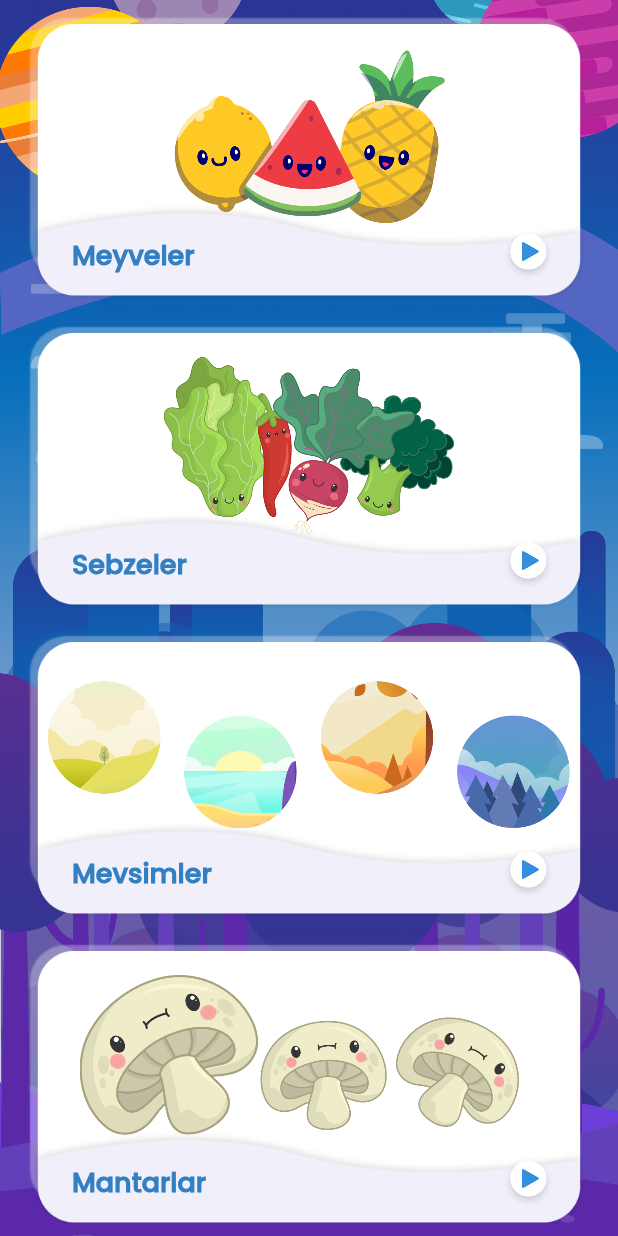
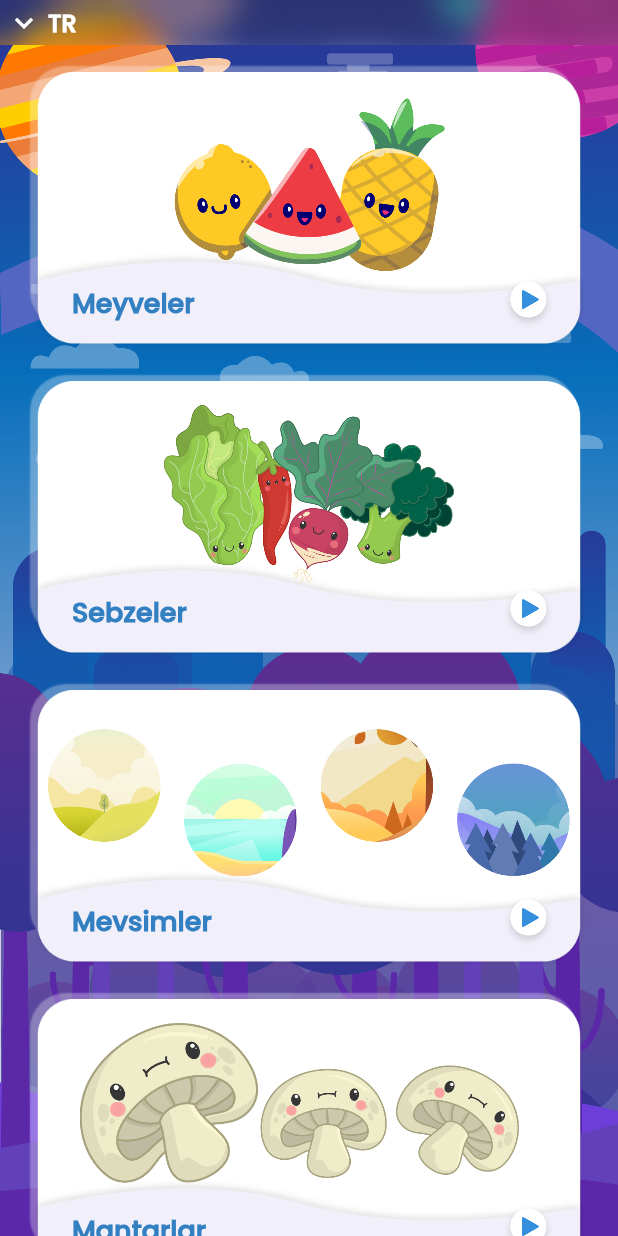
Before and after one commit to burakozyurt/allnatureforkids, a Flutter app: the screen it shows after launch, on a phone screen of 412 x 824 dp. Run offline on Flutter 3.47's test engine with Material 2 defaults, Android fonts, the light colour scheme and no system bars; our stand-ins replace audioplayers, flutter_screenutil, flutter_secure_storage, get_it; accounts and stored records are empty.

Commit message:
HomePage Optimization

```diff
--- a/lib/main.dart
+++ b/lib/main.dart
@@ -1,9 +1,11 @@
 import 'package:allnatureforkids/locator.dart';
 import 'package:allnatureforkids/main_model.dart';
 import 'package:allnatureforkids/main_repository.dart';
-import 'package:allnatureforkids/pages/home_page.dart';
+import 'package:allnatureforkids/pages/home_page_items/home_page_manage_model.dart';
+import 'file:///C:/dev/allnatureforkids/allnatureforkids/lib/pages/home_page_items/home_page.dart';
 import 'package:allnatureforkids/sound_manager/sound_manager.dart';
 import 'package:flutter/material.dart';
+import 'package:flutter/services.dart';
 import 'package:flutter_localizations/flutter_localizations.dart';
 import 'package:flutter_screenutil/screenutil.dart';
 import 'package:provider/provider.dart';
@@ -23,21 +25,23 @@ class MyApp extends StatefulWidget {
 }
 
 class _MyAppState extends State<MyApp> with WidgetsBindingObserver {
-
+  HomePageManageModel homePageManageModel;
   final _soundManager = getIt.get<SoundManager>();
   @override
   void initState() {
     // TODO: implement initState
     super.initState();
+    homePageManageModel = HomePageManageModel();
+    SystemChrome.setEnabledSystemUIOverlays([]);
     WidgetsBinding.instance.addObserver(this);
-    _soundManager.playBackground();
+    //_soundManager.playBackground();
   }
 
   @override
   void dispose() {
     // TODO: implement dispose
     super.dispose();
-    //_soundManager.stopBackground();
+//_soundManager.stopBackground();
     WidgetsBinding.instance.removeObserver(this);
   }
 
@@ -48,28 +52,28 @@ class _MyAppState extends State<MyApp> with WidgetsBindingObserver {
 
     switch (state) {
       case AppLifecycleState.resumed:
-        print('RESUMED');
+       // print('RESUMED');
         _soundManager.resumeBackground();
 
         // widget is resumed
         //_soundManager.playBackground();
         break;
       case AppLifecycleState.inactive:
-        print('INACTIVE');
+        //print('INACTIVE');
         _soundManager.pauseBackground();
 
 // widget is inactive
         //_soundManager.stopBackground();
         break;
       case AppLifecycleState.paused:
-        print('PAUSED');
+       // print('PAUSED');
         _soundManager.stopBackground();
 
 // widget is paused
         //_soundManager.stopBackground();
         break;
       case AppLifecycleState.detached:
-        print('DETACHED');
+       // print('DETACHED');
 
 // widget is detached
         break;
@@ -94,7 +98,6 @@ class _MyAppState extends State<MyApp> with WidgetsBindingObserver {
               Locale('tr','TR'),
               Locale('en','EN'),
             ],
-
             locale:data.preferredLanguageCode==null ? null: Locale(data.preferredLanguageCode,data.preferredLanguageCode.toUpperCase()),
             localizationsDelegates: [
               AppLocalizations.delegate,
@@ -110,7 +113,7 @@ class _MyAppState extends State<MyApp> with WidgetsBindingObserver {
               return supportedLocales.first;
             },
 
-            home: HomePage(),
+            home: ChangeNotifierProvider.value(value:homePageManageModel,child: HomePage()),
           );
         }
       ),
--- a/lib/pages/home_page.dart
+++ /dev/null
@@ -1,58 +0,0 @@
-import 'package:allnatureforkids/app_localizations.dart';
-import 'package:allnatureforkids/models/section_list_card_item_model.dart';
-import 'package:allnatureforkids/widgets/background.dart';
-import 'package:allnatureforkids/widgets/sections_list_card_widget.dart';
-import 'package:flutter/material.dart';
-import 'package:flutter_screenutil/screenutil.dart';
-import 'package:provider/provider.dart';
-
-class HomePage extends StatefulWidget {
-  @override
-  _HomePageState createState() => _HomePageState();
-}
-
-class _HomePageState extends State<HomePage> {
-  @override
-  void initState() {
-    // TODO: implement initState
-    super.initState();
-    //init();
-
-  }
-
-
-  @override
-  Widget build(BuildContext context) {
-    ScreenUtil.init(context, designSize: Size(MediaQuery.of(context).size.width, MediaQuery.of(context).size.height));
-    return Scaffold(
-      body: Stack(
-        children: [
-          Positioned.fill(child: BackgroundWidget()),
-          Positioned(
-            top: 0,
-            left: 16,
-            right: 16,
-            bottom: 0,
-            child: Container(
-              color: Colors.transparent,
-              child: SingleChildScrollView(
-                physics: BouncingScrollPhysics(),
-                child: Column(
-                  mainAxisAlignment: MainAxisAlignment.spaceBetween,
-                  children: [
-                    ChangeNotifierProvider.value(value:SectionListCardModel(AppLocalizations.of(context).translate('fruits'),'','fruits'),child: SectionListCardWidget()),
-                    ChangeNotifierProvider.value(value:SectionListCardModel(AppLocalizations.of(context).translate('vegetables'),'','vegetables'),child: SectionListCardWidget()),
-                    ChangeNotifierProvider.value(value:SectionListCardModel(AppLocalizations.of(context).translate('seasons'),'','seasons'),child: SectionListCardWidget()),
-                    ChangeNotifierProvider.value(value:SectionListCardModel(AppLocalizations.of(context).translate('mushrooms'),'','mushrooms'),child: SectionListCardWidget()),
-                    ChangeNotifierProvider.value(value:SectionListCardModel(AppLocalizations.of(context).translate('fruits'),'','fruits'),child: SectionListCardWidget()),
-                    ChangeNotifierProvider.value(value:SectionListCardModel(AppLocalizations.of(context).translate('vegetables'),'','vegetables'),child: SectionListCardWidget()),
-                  ],
-                ),
-              ),
-            ),
-          ),
-        ],
-      ),
-    );
-  }
-}
--- /dev/null
+++ b/lib/pages/home_page_items/home_page.dart
@@ -0,0 +1,247 @@
+import 'dart:ui';
+
+import 'package:allnatureforkids/app_localizations.dart';
+import 'package:allnatureforkids/colors.dart';
+import 'package:allnatureforkids/main_model.dart';
+import 'package:allnatureforkids/models/section_list_card_item_model.dart';
+import 'package:allnatureforkids/pages/home_page_items/home_page_manage_model.dart';
+import 'package:allnatureforkids/widgets/background.dart';
+import 'package:allnatureforkids/widgets/sections_list_card_widget.dart';
+import 'package:flutter/material.dart';
+import 'package:flutter/services.dart';
+import 'package:flutter_screenutil/screenutil.dart';
+import 'package:provider/provider.dart';
+
+class HomePage extends StatefulWidget {
+  @override
+  _HomePageState createState() => _HomePageState();
+}
+
+class _HomePageState extends State<HomePage> {
+  MainModel mainModel;
+  HomePageManageModel homePageManageModel;
+  ScrollController controller;
+  @override
+  void initState() {
+    // TODO: implement initState
+    super.initState();
+    controller = ScrollController();
+
+    //init();
+  }
+
+  @override
+  Widget build(BuildContext context) {
+    ScreenUtil.init(context,
+        designSize: Size(MediaQuery.of(context).size.width, MediaQuery.of(context).size.height));
+    mainModel = Provider.of<MainModel>(context);
+    homePageManageModel = Provider.of<HomePageManageModel>(context);
+    return Scaffold(
+      resizeToAvoidBottomPadding: false,
+      body: Stack(
+        children: [
+          Positioned.fill(child: BackgroundWidget()),
+          Positioned(
+            top: 0,
+            left: 16,
+            right: 16,
+            bottom: 0,
+            child: Container(
+              color: Colors.transparent,
+              child: SingleChildScrollView(
+                controller: controller,
+                physics: BouncingScrollPhysics(),
+                child: Column(
+                  mainAxisAlignment: MainAxisAlignment.spaceBetween,
+                  children: [
+                    SizedBox(
+                      height: ScreenUtil().setHeight(32),
+                    ),
+                    ChangeNotifierProvider.value(
+                        value: SectionListCardModel(
+                            AppLocalizations.of(context).translate('fruits'), '', 'fruits'),
+                        child: SectionListCardWidget()),
+                    ChangeNotifierProvider.value(
+                        value: SectionListCardModel(
+                            AppLocalizations.of(context).translate('vegetables'), '', 'vegetables'),
+                        child: SectionListCardWidget()),
+                    ChangeNotifierProvider.value(
+                        value: SectionListCardModel(
+                            AppLocalizations.of(context).translate('seasons'), '', 'seasons'),
+                        child: SectionListCardWidget()),
+                    ChangeNotifierProvider.value(
+                        value: SectionListCardModel(
+                            AppLocalizations.of(context).translate('mushrooms'), '', 'mushrooms'),
+                        child: SectionListCardWidget()),
+                    ChangeNotifierProvider.value(
+                        value: SectionListCardModel(
+                            AppLocalizations.of(context).translate('fruits'), '', 'fruits'),
+                        child: SectionListCardWidget()),
+                    ChangeNotifierProvider.value(
+                        value: SectionListCardModel(
+                            AppLocalizations.of(context).translate('vegetables'), '', 'vegetables'),
+                        child: SectionListCardWidget()),
+                    SizedBox(
+                      height: ScreenUtil().setHeight(48),
+                    ),
+                  ],
+                ),
+              ),
+            ),
+          ),
+          languageWidget()
+        ],
+      ),
+    );
+  }
+
+  Widget languageWidget() {
+    return Consumer<HomePageManageModel>(builder: (context, data, _) {
+      if (data.isOpenLanguageWidget) {
+        return Positioned(
+          top: 0,
+          left: 0,
+          right: 0,
+          height: ScreenUtil().setHeight(35 * 2),
+          child: Stack(
+            children: [
+              Container(
+                color: Colors.black45,
+                child: ClipRRect(
+                  // make sure we apply clip it properly
+                  child: BackdropFilter(
+                    filter: ImageFilter.blur(sigmaX: 10, sigmaY: 10),
+                    child: Container(
+                      alignment: Alignment.center,
+                      color: Colors.grey.withOpacity(0.1),
+                      child: Text(
+                        "",
+                        style: TextStyle(fontSize: 28, fontWeight: FontWeight.bold),
+                      ),
+                    ),
+                  ),
+                ),
+              ),
+              Positioned.fill(
+                child: Column(
+                  mainAxisAlignment: MainAxisAlignment.center,
+                  children: [
+                    Expanded(
+                      child: GestureDetector(
+                        behavior: HitTestBehavior.translucent,
+                        onTap: (){
+                          mainModel.preferredLanguageCode = 'en';
+                          homePageManageModel.isOpenLanguageWidget = false;
+                        },
+                        child: Row(
+                          mainAxisAlignment: MainAxisAlignment.center,
+                          children: [
+                            Text(
+                              'EN',
+                              style: TextStyle(
+                                fontWeight: FontWeight.bold,
+                                color: Colors.white,
+                                fontSize: ScreenUtil().setSp(
+                                  16,
+                                ),
+                              ),
+                            ),
+                          ],
+                        ),
+                      ),
+                    ),
+                    Divider(color: Colors.white,),
+                    Expanded(
+                      child: GestureDetector(
+                        behavior: HitTestBehavior.translucent,
+                        onTap: (){
+                          mainModel.preferredLanguageCode = 'tr';
+                          homePageManageModel.isOpenLanguageWidget = false;
+                        },
+                        child: Row(
+                          mainAxisAlignment: MainAxisAlignment.center,
+                          children: [
+                            Text(
+                              'TR',
+                              style: TextStyle(
+                                fontWeight: FontWeight.bold,
+                                color: Colors.white,
+                                fontSize: ScreenUtil().setSp(
+                                  16,
+                                ),
+                              ),
+                            ),
+                          ],
+                        ),
+                      ),
+                    ),
+                  ],
+                ),
+              )
+            ],
+          ),
+        );
+      }
+      return Positioned(
+        top: 0,
+        left: 0,
+        right: 0,
+        height: ScreenUtil().setHeight(30),
+        child: GestureDetector(
+          onTap: () {
+            data.isOpenLanguageWidget = true;
+
+          },
+          child: Stack(
+            children: [
+              Container(
+                color: Colors.black26,
+                child: ClipRRect(
+                  // make sure we apply clip it properly
+                  child: BackdropFilter(
+                    filter: ImageFilter.blur(sigmaX: 10, sigmaY: 10),
+                    child: Container(
+                      alignment: Alignment.center,
+                      color: Colors.grey.withOpacity(0.1),
+                      child: Text(
+                        "",
+                        style: TextStyle(fontSize: 28, fontWeight: FontWeight.bold),
+                      ),
+                    ),
+                  ),
+                ),
+              ),
+              Positioned.fill(
+                child: Row(
+                  crossAxisAlignment: CrossAxisAlignment.center,
+                  children: [
+                    SizedBox(
+                      width: 4,
+                    ),
+                    Icon(
+                      Icons.keyboard_arrow_down,
+                      color: Colors.white,
+                    ),
+                    SizedBox(
+                      width: 4,
+                    ),
+                    Text(
+                      AppLocalizations.of(context).locale.languageCode.toUpperCase(),
+                      style: TextStyle(
+                        fontWeight: FontWeight.bold,
+                        color: Colors.white,
+                        fontSize: ScreenUtil().setSp(
+                          16,
+                        ),
+                      ),
+                    ),
+                  ],
+                ),
+              )
+            ],
+          ),
+        ),
+      );
+    });
+  }
+}
--- /dev/null
+++ b/lib/pages/home_page_items/home_page_manage_model.dart
@@ -0,0 +1,13 @@
+import 'package:flutter/cupertino.dart';
+
+class HomePageManageModel extends ChangeNotifier{
+
+  bool _isOpenLanguageWidget = false;
+
+  bool get isOpenLanguageWidget => _isOpenLanguageWidget;
+
+  set isOpenLanguageWidget(bool value) {
+    _isOpenLanguageWidget = value;
+    notifyListeners();
+  }
+}
```
